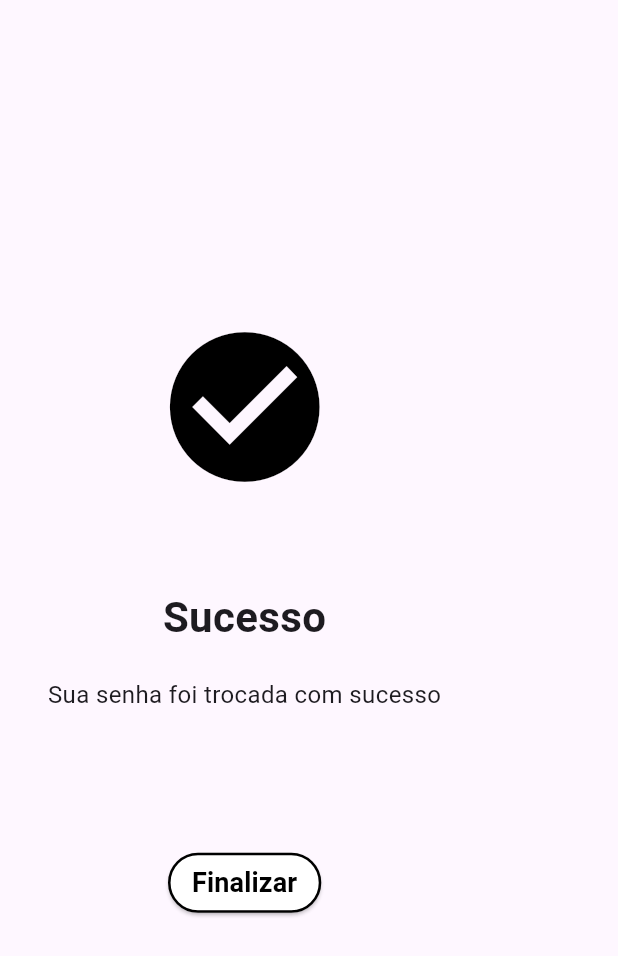
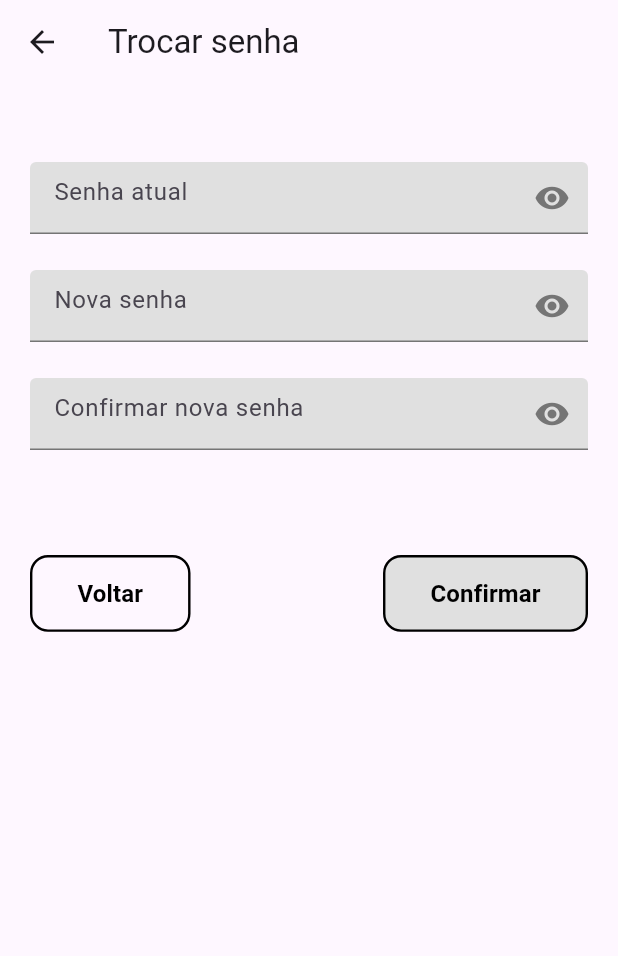
Before and after one commit to MatthewLacerda2/FixFlow, a Flutter app: the AppConfigScreen screen opened directly, scrolled down 280 dp, after a tap on "Trocar senha", on a phone screen of 412 x 824 dp. Shown: the top 956 px of the screen. Run offline on Flutter 3.47's test engine with Material 3 defaults, Android fonts, the phone set to English and light mode, and no system bars; our stand-ins replace email_validator, font_awesome_flutter, introduction_screen; missing offline and left inert: snackbar.

Commit message:
change password screen

```diff
--- a/flow_app/lib/screen/AppConfig/change_password/change_password_screen.dart
+++ b/flow_app/lib/screen/AppConfig/change_password/change_password_screen.dart
@@ -0,0 +1,92 @@
+import 'package:flutter/material.dart';
+
+import '../../../components/Buttons/custom_button.dart';
+import '../../../components/Inputs/password_input_field.dart';
+import '../../main/app_config_screen.dart';
+import '../change_successful.dart';
+
+class ChangePasswordScreen extends StatelessWidget {
+  const ChangePasswordScreen({super.key});
+
+  @override
+  Widget build(BuildContext context) {
+    return Scaffold(
+      appBar: AppBar(
+        title: const Text('Trocar senha'),
+      ),
+      body: Padding(
+        padding: const EdgeInsets.all(20),
+        child: Column(
+          children: <Widget>[
+            const SizedBox(height: 32),
+            PasswordInputField(
+              placeholder: 'Senha atual',
+              onPasswordChanged: (String password) {
+                print('Senha atual: $password');
+              },
+            ),
+            const SizedBox(height: 24),
+            PasswordInputField(
+              placeholder: 'Nova senha',
+              onPasswordChanged: (String password) {
+                print('Nova senha: $password');
+              },
+            ),
+            const SizedBox(height: 24),
+            PasswordInputField(
+              placeholder: 'Confirmar nova senha',
+              onPasswordChanged: (String password) {
+                print('Confirmar nova senha: $password');
+              },
+            ),
+            const SizedBox(height: 70),
+            Align(
+              child: Row(
+                mainAxisAlignment: MainAxisAlignment.spaceBetween,
+                children: <Widget>[
+                  CustomButton(
+                    text: "Voltar",
+                    textSize: 16,
+                    backgroundColor: Colors.transparent,
+                    borderRadius: 12,
+                    padding:
+                        const EdgeInsets.symmetric(vertical: 1, horizontal: 30),
+                    onPressed: () {
+                      Navigator.pushReplacement(
+                        context,
+                        MaterialPageRoute<void>(
+                          builder: (BuildContext context) =>
+                              const AppConfigScreen(),
+                        ),
+                      );
+                    },
+                  ),
+                  //TODO: snackbar in case the change is unsuccessful
+                  CustomButton(
+                    text: "Confirmar",
+                    textSize: 16,
+                    backgroundColor: Colors.grey[300]!,
+                    borderRadius: 12,
+                    padding:
+                        const EdgeInsets.symmetric(vertical: 1, horizontal: 30),
+                    onPressed: () {
+                      Navigator.push(
+                        context,
+                        MaterialPageRoute<void>(
+                            builder: (BuildContext context) =>
+                                const ChangeSuccessfulScreen(
+                                    title: "Sucesso",
+                                    description:
+                                        "Sua senha foi trocada com sucesso")),
+                      );
+                    },
+                  ),
+                ],
+              ),
+            ),
+          ],
+        ),
+      ),
+    );
+  }
+}
--- a/flow_app/lib/screen/main/app_config_screen.dart
+++ b/flow_app/lib/screen/main/app_config_screen.dart
@@ -3,8 +3,8 @@ import 'package:flutter/material.dart';
 import '../../components/Buttons/colored_border_text_button.dart';
 import '../../components/Inputs/check_input_field.dart';
 import '../../components/Inputs/time_picker_rectangle.dart';
+import '../AppConfig/change_password/change_password_screen.dart';
 import '../AppConfig/change_phone/change_phone_screen.dart';
-import '../AppConfig/change_successful.dart';
 import '../AppConfig/deactivate_account/deactivate_account_screen.dart';
 
 class AppConfigScreen extends StatelessWidget {
@@ -110,10 +110,7 @@ class AppConfigScreen extends StatelessWidget {
                     context,
                     MaterialPageRoute<void>(
                         builder: (BuildContext context) =>
-                            const ChangeSuccessfulScreen(
-                                title: "Sucesso",
-                                description:
-                                    "Sua senha foi trocada com sucesso")),
+                            const ChangePasswordScreen()),
                   );
                 },
                 textColor: Colors.blue,
```
